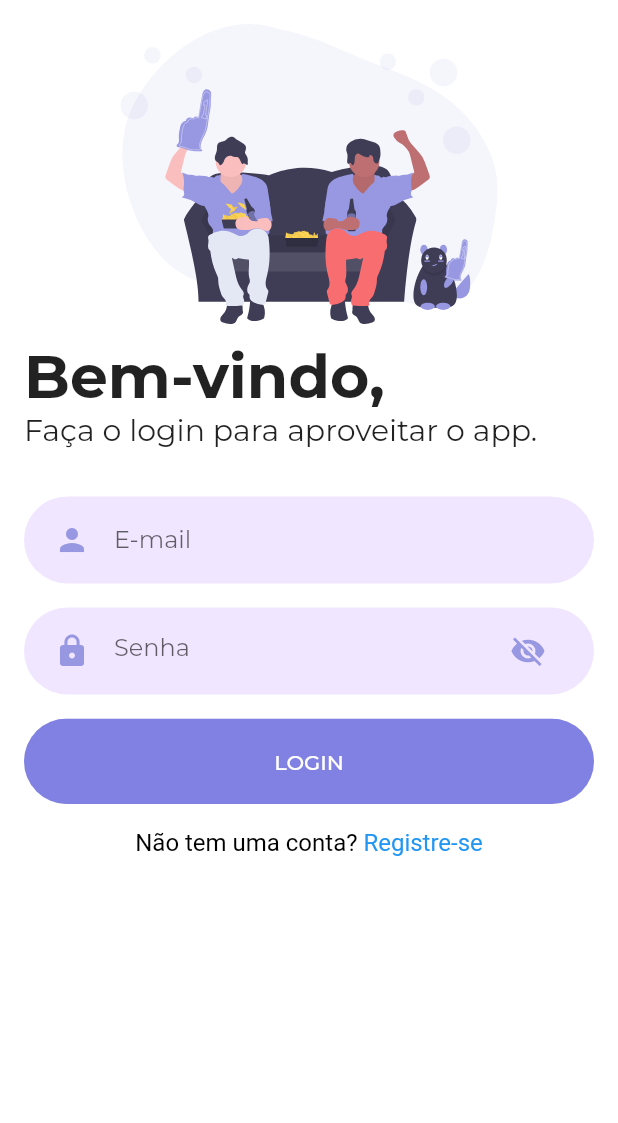
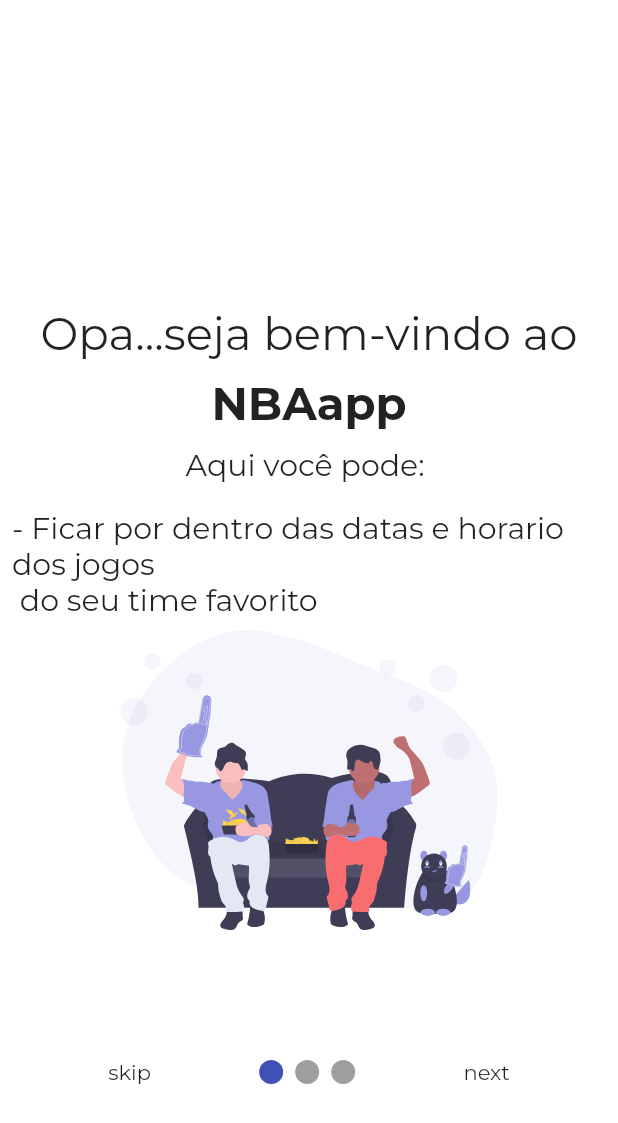
Before and after one commit to weesleycabral/FlutterNBAStats, a Flutter app: the screen it shows after launch, on a phone screen of 412 x 824 dp. Shown: the top 1123 px of the screen. Run offline on Flutter 3.47's test engine with Material 2 defaults, Android fonts, the phone set to English and light mode, and no system bars; drawn by our look-alikes of smooth_page_indicator; our stand-ins replace firebase_auth, firebase_core, flutter_svg, google_fonts, like_button, lottie; accounts and stored records are empty.

Commit message:
Stats dos players funcionando, botao like nos times visual, e intro pages

```diff
--- a/lib/main.dart
+++ b/lib/main.dart
@@ -4,7 +4,7 @@ import 'package:flutter/material.dart';
 import 'package:google_fonts/google_fonts.dart';
 import 'package:nba_app/constants.dart';
 import 'package:nba_app/home_page.dart';
-import 'package:nba_app/pages/account/login_page.dart';
+import 'package:nba_app/pages/onboarding/onboarding_screen.dart';
 
 import 'pages/account/register_page.dart';
 
@@ -33,7 +33,7 @@ class MyApp extends StatelessWidget {
           if (snapshot.hasData) {
             return const HomePage();
           } else {
-            return const LoginPage();
+            return const OnboardingScreen();
           }
         },
       ),
--- a/lib/models/games.dart
+++ b/lib/models/games.dart
@@ -19,7 +19,7 @@ class Games {
       required this.date,
       required this.homeTeamScore,
       required this.visitorTeamScore,
-      this.season = 2023,
+      required this.season,
       required this.period,
       required this.status,
       required this.time,
--- /dev/null
+++ b/lib/models/stats.dart
@@ -0,0 +1,40 @@
+class Stats {
+  final int gamesPlayed;
+  final int playerId;
+  final int season;
+  final String min;
+  final double fgm;
+  final double fga;
+  final double ftm;
+  final double fta;
+  final double oreb;
+  final double dreb;
+  final double reb;
+  final double ast;
+  final double stl;
+  final double blk;
+  final double turnover;
+  final double pf;
+  final double pts;
+  final double fgPct;
+
+  Stats(
+      {required this.gamesPlayed,
+      required this.playerId,
+      required this.season,
+      required this.min,
+      required this.fgm,
+      required this.fga,
+      required this.ftm,
+      required this.fta,
+      required this.oreb,
+      required this.dreb,
+      required this.reb,
+      required this.ast,
+      required this.stl,
+      required this.blk,
+      required this.turnover,
+      required this.pf,
+      required this.pts,
+      required this.fgPct});
+}
--- /dev/null
+++ b/lib/pages/intro_screens/intro_page1.dart
@@ -0,0 +1,56 @@
+import 'package:flutter/material.dart';
+import 'package:flutter_svg/flutter_svg.dart';
+
+class IntroPage1 extends StatefulWidget {
+  const IntroPage1({super.key});
+
+  @override
+  State<IntroPage1> createState() => _IntroPage1State();
+}
+
+class _IntroPage1State extends State<IntroPage1> {
+  @override
+  Widget build(BuildContext context) {
+    return Scaffold(
+      body: Column(
+        crossAxisAlignment: CrossAxisAlignment.center,
+        mainAxisAlignment: MainAxisAlignment.center,
+        children: [
+          const Text(
+            'Opa...seja bem-vindo ao',
+            style: TextStyle(fontSize: 30),
+          ),
+          const SizedBox(
+            height: 10,
+          ),
+          const Text(
+            'NBAapp',
+            textAlign: TextAlign.center,
+            style: TextStyle(fontSize: 30, fontWeight: FontWeight.w700),
+          ),
+          const SizedBox(
+            height: 10,
+          ),
+          const Text(
+            'Aqui você pode: ',
+            style: TextStyle(fontSize: 20),
+          ),
+          const SizedBox(
+            height: 10,
+          ),
+          const Padding(
+            padding: EdgeInsets.all(8.0),
+            child: Text(
+              '- Ficar por dentro das datas e horario dos jogos \n do seu time favorito',
+              style: TextStyle(fontSize: 20),
+            ),
+          ),
+          SizedBox(
+            height: 200,
+            child: SvgPicture.asset('assets/gameday.svg'),
+          ),
+        ],
+      ),
+    );
+  }
+}
--- /dev/null
+++ b/lib/pages/onboarding/onboarding_screen.dart
@@ -0,0 +1,71 @@
+import 'package:flutter/material.dart';
+import 'package:nba_app/pages/account/login_page.dart';
+import 'package:nba_app/pages/intro_screens/intro_page1.dart';
+import 'package:nba_app/pages/intro_screens/intro_page2.dart';
+import 'package:nba_app/pages/intro_screens/intro_page3.dart';
+import 'package:smooth_page_indicator/smooth_page_indicator.dart';
+
+class OnboardingScreen extends StatefulWidget {
+  const OnboardingScreen({super.key});
+
+  @override
+  State<OnboardingScreen> createState() => _OnboardingScreenState();
+}
+
+class _OnboardingScreenState extends State<OnboardingScreen> {
+  final PageController _controller = PageController();
+  bool onLastPage = false;
+
+  @override
+  Widget build(BuildContext context) {
+    return Scaffold(
+      body: Stack(
+        children: [
+          PageView(
+            onPageChanged: (index) {
+              setState(() {
+                onLastPage = (index == 2);
+              });
+            },
+            controller: _controller,
+            children: const [
+              IntroPage1(),
+              IntroPage2(),
+              IntroPage3(),
+            ],
+          ),
+          Container(
+              alignment: const Alignment(0, 0.75),
+              child: Row(
+                mainAxisAlignment: MainAxisAlignment.spaceEvenly,
+                children: [
+                  GestureDetector(
+                      onTap: () {
+                        _controller.jumpToPage(2);
+                      },
+                      child: const Text('skip')),
+                  SmoothPageIndicator(controller: _controller, count: 3),
+                  onLastPage
+                      ? GestureDetector(
+                          onTap: () {
+                            Navigator.push(
+                                context,
+                                MaterialPageRoute(
+                                  builder: (context) => const LoginPage(),
+                                ));
+                          },
+                          child: const Text('done'))
+                      : GestureDetector(
+                          onTap: () {
+                            _controller.nextPage(
+                                duration: const Duration(milliseconds: 500),
+                                curve: Curves.easeIn);
+                          },
+                          child: const Text('next'))
+                ],
+              )),
+        ],
+      ),
+    );
+  }
+}
--- a/lib/pages/teams/east_conference.dart
+++ b/lib/pages/teams/east_conference.dart
@@ -1,5 +1,6 @@
 import 'package:flutter/material.dart';
 import 'package:flutter_svg/flutter_svg.dart';
+import 'package:like_button/like_button.dart';
 import 'package:nba_app/services/api_service.dart';
 
 class EastConference extends StatefulWidget {
@@ -45,6 +46,8 @@ class _EastConferenceState extends State<EastConference> {
                       title: Text(
                           '${apiService.teamsEast[index].fullName} - ${apiService.teamsEast[index].abbreviation}'),
                       subtitle: Text(apiService.teamsEast[index].city),
+                      trailing: const SizedBox(
+                          height: 50, width: 50, child: LikeButton()),
                     ),
                   ),
                 );
--- a/lib/pages/teams/west_conference.dart
+++ b/lib/pages/teams/west_conference.dart
@@ -1,5 +1,6 @@
 import 'package:flutter/material.dart';
 import 'package:flutter_svg/flutter_svg.dart';
+import 'package:like_button/like_button.dart';
 import 'package:nba_app/services/api_service.dart';
 
 class WestConference extends StatefulWidget {
@@ -45,6 +46,8 @@ class _WestConferenceState extends State<WestConference> {
                       title: Text(
                           '${apiService.teamsWest[index].fullName} -  ${apiService.teamsWest[index].abbreviation}'),
                       subtitle: Text(apiService.teamsWest[index].city),
+                      trailing: const SizedBox(
+                          height: 50, width: 50, child: LikeButton()),
                     ),
                   ),
                 );
--- a/pubspec.yaml
+++ b/pubspec.yaml
@@ -43,6 +43,8 @@ dependencies:
   google_fonts: ^4.0.4
   flutter_svg: ^2.0.5
   intl: ^0.17.0
+  smooth_page_indicator: ^1.0.0
+  like_button: ^2.0.5
 
 dev_dependencies:
   flutter_test:
@@ -72,6 +74,7 @@ flutter:
     - assets/welcome.svg
     - assets/nba-logos/
     - assets/relax.json
+    - assets/gameday.svg
   #   - images/a_dot_ham.jpeg
 
   # An image asset can refer to one or more resolution-specific "variants", see
```
Also changed, not shown: lib/pages/account/login_page.dart (+26 -3 lines), lib/pages/dashboard/dashboard.dart (+51 -14 lines), lib/pages/games/games_schedule.dart (+51 -30 lines), lib/pages/intro_screens/intro_page2.dart (added, +17 -0 lines), lib/pages/intro_screens/intro_page3.dart (added, +15 -0 lines), lib/services/api_service.dart (+34 -16 lines), assets/gameday.svg (added), pubspec.lock, 1 other file.
